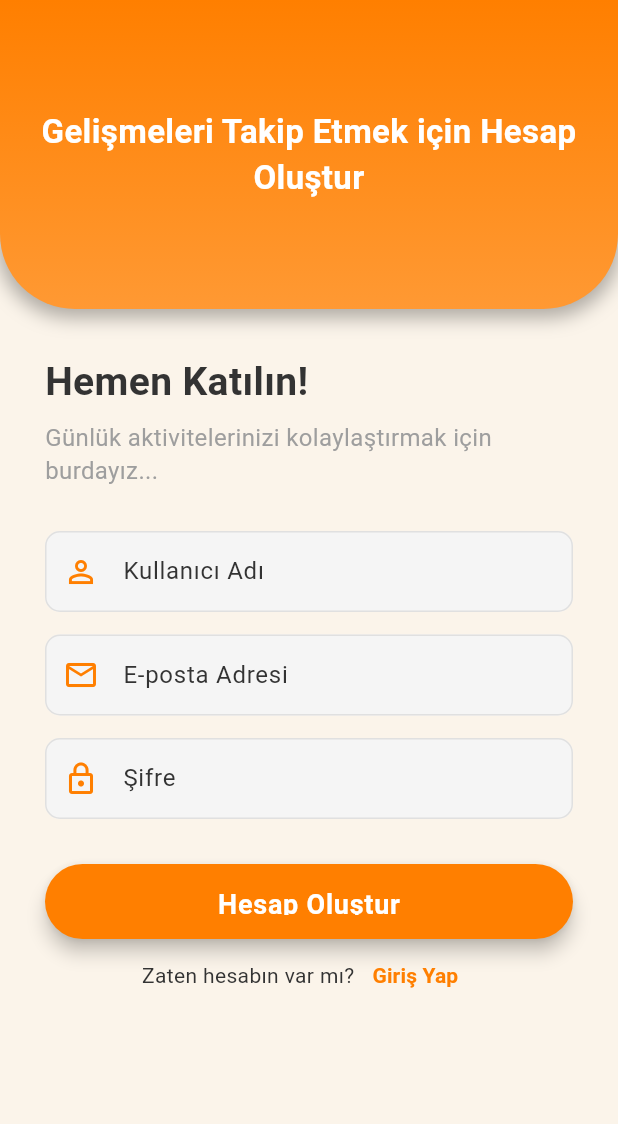
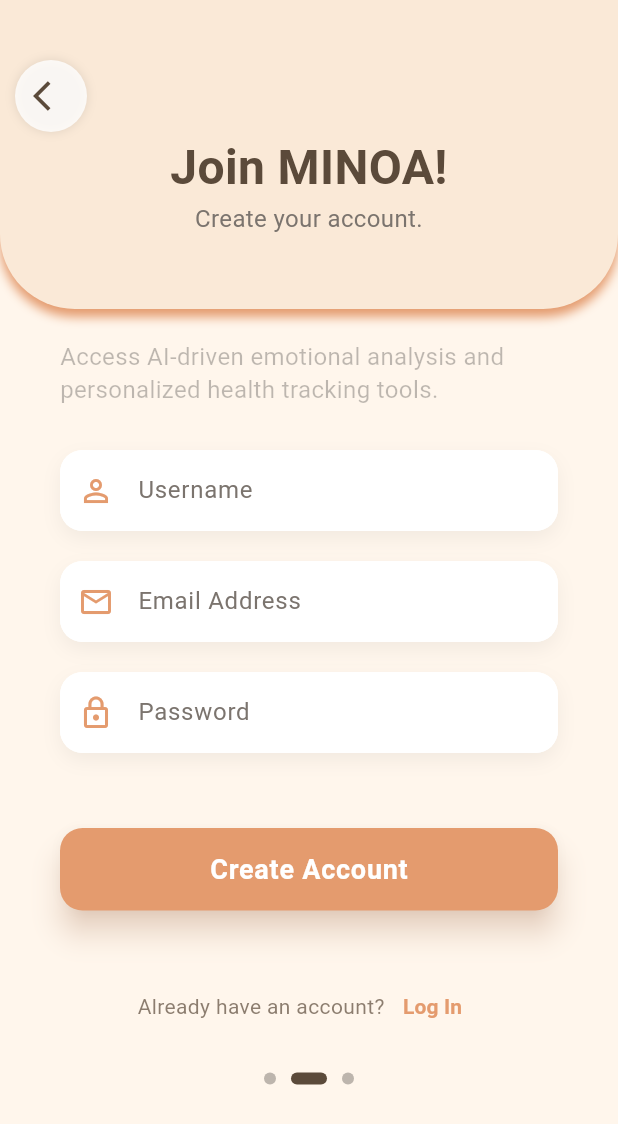
Before and after one commit to MerveSevim44/health-tracking-system, a Flutter app: the RegisterScreen screen opened by its route, on a phone screen of 412 x 824 dp. Shown: the top 1124 px of the screen. Run offline on Flutter 3.47's test engine with Material 3 defaults, Android fonts, the phone set to English and light mode, and no system bars; our stand-ins replace firebase_auth, firebase_core, firebase_database, fl_chart, shared_preferences; accounts and stored records are empty.

Commit message:
Refactor registration screen with new UI elements
Updated colors and added sliding form effect with page indicators. Improved registration button and log in link functionality.

```diff
--- a/lib/screens/register_screen.dart
+++ b/lib/screens/register_screen.dart
@@ -1,17 +1,16 @@
-// 📁 lib/screens/register_screen.dart
+// 📁 lib/screens/register_screen.dart (Basit Metin Eklenmiş Versiyon)
 
 import 'package:flutter/material.dart';
 import '../services/auth_service.dart';
-import '../theme/curved_app_bar.dart'; // CurvedAppBar importu
-import 'login_screen.dart';
 
-// Ana uygulama renkleri (Turuncu Tema)
-const Color primaryOrange = Color(0xFFFF7F00);
-const Color secondaryOrange = Color(0xFFFF9933);
-const Color accentOrange = Color(0xFFFF7F00);
+// 🎨 ANA UYGULAMA RENK PALETİ
+const Color primaryOrange = Color(0xFFE49B6E); // Soft Orange
+const Color backgroundBeige = Color(0xFFFFF6EC); // Background Beige
+const Color darkTextColor = Color(0xFF5B4A3A); // Dark Text/Brown
+const Color lightSecondaryTextColor = Color(0xFF7B746E); // Light Secondary Text Color
 const Color white = Colors.white;
-const Color darkGrey = Color(0xFF333333);
-const Color backgroundBeige = Color(0xFFFBF4EA);
+const Color headerBackgroundColor = Color(0xFFFAE9D7); // Başlık Arka Plan Rengi
+
 
 
 class RegisterScreen extends StatefulWidget {
@@ -29,6 +28,35 @@ class _RegisterScreenState extends State<RegisterScreen> {
   final AuthService _authService = AuthService();
   bool _isLoading = false;
 
+  final int _currentPage = 1;
+  final int _totalPages = 3;
+
+  // ... (Page Indicator Functions ve diğer metotlar aynı kalır) ...
+  Widget _buildPageIndicator() {
+    List<Widget> list = [];
+    for (int i = 0; i < _totalPages; i++) {
+      list.add(_indicator(i == _currentPage));
+    }
+    return Row(
+      mainAxisAlignment: MainAxisAlignment.center,
+      children: list,
+    );
+  }
+
+  Widget _indicator(bool isActive) {
+    return AnimatedContainer(
+      duration: const Duration(milliseconds: 150),
+      margin: const EdgeInsets.symmetric(horizontal: 5.0),
+      height: 8.0,
+      width: isActive ? 24.0 : 8.0,
+      decoration: BoxDecoration(
+        color: isActive ? darkTextColor : lightSecondaryTextColor.withOpacity(0.5),
+        borderRadius: BorderRadius.circular(5),
+      ),
+    );
+  }
+  // -----------------------------------------------------------
+
   @override
   void dispose() {
     _usernameController.dispose();
@@ -37,76 +65,143 @@ class _RegisterScreenState extends State<RegisterScreen> {
     super.dispose();
   }
 
-  // 🌟 Kayıt İşlemi Fonksiyonu (Realtime DB'ye yazar)
   Future<void> _registerUser() async {
-    setState(() {
-      _isLoading = true;
-    });
-
+    setState(() { _isLoading = true; });
     try {
-      // İş mantığını servise devret
       await _authService.registerUser(
         username: _usernameController.text,
         email: _emailController.text,
         password: _passwordController.text,
       );
-
-      // Başarılı yönlendirme ve geri bildirim
       if (mounted) {
         ScaffoldMessenger.of(context).showSnackBar(
-          const SnackBar(
-            content: Text('Kayıt başarılı! Giriş sayfasına yönlendiriliyorsunuz.'),
-            backgroundColor: Colors.orangeAccent,
-          ),
+          const SnackBar(content: Text('Registration successful! Redirecting to login page.'), backgroundColor: primaryOrange),
         );
-        Navigator.pushReplacement(
-          context,
-          MaterialPageRoute(builder: (context) => const LoginScreen()),
-        );
+        Navigator.pushReplacementNamed(context, '/login');
       }
-
     } catch (e) {
       if (mounted) {
         ScaffoldMessenger.of(context).showSnackBar(
-          SnackBar(content: Text(e.toString())),
+          SnackBar(content: Text(e.toString()), backgroundColor: Colors.redAccent),
         );
       }
     } finally {
       if (mounted) {
-        setState(() {
-          _isLoading = false;
-        });
+        setState(() { _isLoading = false; });
       }
     }
   }
 
 
-  // Özel Text Alanı Oluşturma Fonksiyonu (Aynı kalır)
   Widget _buildMinimalTextField(
       String label, IconData icon, bool isPassword, TextInputType keyboardType, TextEditingController controller) {
-    return TextField(
+    return Container(
+      decoration: BoxDecoration(
+        color: white,
+        borderRadius: BorderRadius.circular(15.0),
+        boxShadow: [
+          BoxShadow(
+            color: Colors.black.withOpacity(0.05),
+            blurRadius: 10,
+            offset: const Offset(0, 5),
+          ),
+        ],
+      ),
+      child: TextField(
         controller: controller,
         keyboardType: keyboardType,
         obscureText: isPassword,
-      style: const TextStyle(color: darkGrey),
+        style: const TextStyle(color: darkTextColor),
         decoration: InputDecoration(
           labelText: label,
           prefixIcon: Icon(icon, color: primaryOrange),
           filled: true,
-        fillColor: Colors.grey.shade100,
+          fillColor: white,
           enabledBorder: OutlineInputBorder(
-          borderRadius: BorderRadius.circular(10.0),
-          borderSide: BorderSide(color: Colors.grey.shade300, width: 1.0),
+            borderRadius: BorderRadius.circular(15.0),
+            borderSide: const BorderSide(color: Colors.transparent, width: 0),
           ),
           focusedBorder: OutlineInputBorder(
-          borderRadius: BorderRadius.circular(10.0),
+            borderRadius: BorderRadius.circular(15.0),
             borderSide: const BorderSide(color: primaryOrange, width: 2.0),
           ),
-        labelStyle: const TextStyle(color: darkGrey),
+          labelStyle: const TextStyle(color: lightSecondaryTextColor),
           contentPadding: const EdgeInsets.symmetric(vertical: 15.0, horizontal: 15.0),
+        ),
       ),
     );
   }
+
+  // -----------------------------------------------------------
+  // HEADER (Unchanged)
+  // -----------------------------------------------------------
+  Widget _buildHeader(BuildContext context) {
+    final size = MediaQuery.of(context).size;
+    const Color headerBackgroundColor = Color(0xFFFAE9D7);
+
+    return Container(
+      width: size.width,
+      height: size.height * 0.25,
+      decoration: BoxDecoration(
+        color: headerBackgroundColor,
+        borderRadius: const BorderRadius.only(
+          bottomLeft: Radius.circular(50),
+          bottomRight: Radius.circular(50),
+        ),
+        boxShadow: [
+          BoxShadow(
+            color: primaryOrange, // Başlık gölgesi
+            blurRadius: 5,
+            offset: Offset(0, 5),
+          ),
+        ],
+      ),
+      child: Stack(
+        children: [
+          // Back Button
+          Positioned(
+            top: 40,
+            left: 10,
+            child: Container(
+              decoration: BoxDecoration(
+                color: white.withOpacity(0.8),
+                shape: BoxShape.circle,
+                boxShadow: [
+                  BoxShadow(color: Colors.black.withOpacity(0.1), blurRadius: 5),
+                ],
+              ),
+              child: IconButton(
+                icon: Icon(Icons.arrow_back_ios, color: darkTextColor, size: 24),
+                onPressed: () => Navigator.pop(context),
+              ),
+            ),
+          ),
+          // Title Text
+          Center(
+            child: Padding(
+              padding: const EdgeInsets.only(top: 40.0),
+              child: Column(
+                mainAxisAlignment: MainAxisAlignment.center,
+                children: [
+                  Text(
+                    'Join MINOA!',
+                    textAlign: TextAlign.center,
+                    style: TextStyle(color: darkTextColor, fontSize: 32, fontWeight: FontWeight.bold),
+                  ),
+                  Text(
+                    'Create your account.',
+                    textAlign: TextAlign.center,
+                    style: TextStyle(color: lightSecondaryTextColor, fontSize: 16),
+                  ),
+                ],
+              ),
+            ),
+          ),
+        ],
+      ),
+    );
+  }
+
 
   @override
   Widget build(BuildContext context) {
@@ -115,82 +210,79 @@ class _RegisterScreenState extends State<RegisterScreen> {
       body: SingleChildScrollView(
         child: Column(
           children: [
-            // 🌟 EKLENDİ: 1. OVAL GEÇİŞLİ ÜST BAR (CurvedAppBar Kullanımı)
-            CurvedAppBar(
-              heightRatio: 0.25, // Oranı korundu
-              child: const Center(
+            _buildHeader(context),
+
+            // Sliding form effect
+            Transform.translate(
+              offset: const Offset(0, -40),
               child: Padding(
-                  padding: EdgeInsets.symmetric(horizontal: 20.0),
-                  child: Text(
-                    'Gelişmeleri Takip Etmek için Hesap Oluştur',
-                    textAlign: TextAlign.center,
-                    style: TextStyle(color: white, fontSize: 22, fontWeight: FontWeight.bold),
+                padding: const EdgeInsets.symmetric(horizontal: 40.0),
+                child: Column(
+                  crossAxisAlignment: CrossAxisAlignment.start,
+                  children: [
+
+                    // 🔥 YENİ EKLENDİ: Sade metin
+                    const SizedBox(height: 60),
+                    Text(
+                      'Access AI-driven emotional analysis and personalized health tracking tools.',
+                      style: TextStyle(color: Colors.black26, fontSize: 16),
+                      //textAlign: TextAlign.center,
                     ),
+                    const SizedBox(height: 30),
+
+
+                    // Input Fields
+                    _buildMinimalTextField('Username', Icons.person_outline, false, TextInputType.name, _usernameController),
+                    const SizedBox(height: 20),
+                    _buildMinimalTextField('Email Address', Icons.email_outlined, false, TextInputType.emailAddress, _emailController),
+                    const SizedBox(height: 20),
+                    _buildMinimalTextField('Password', Icons.lock_outline, true, TextInputType.visiblePassword, _passwordController),
+                    const SizedBox(height: 50),
+
+                    // Register Button
+                    SizedBox(
+                      width: double.infinity,
+                      height: 55,
+                      child: ElevatedButton(
+                        onPressed: _isLoading ? null : _registerUser,
+                        style: ElevatedButton.styleFrom(
+                          backgroundColor: primaryOrange,
+                          shape: RoundedRectangleBorder(borderRadius: BorderRadius.circular(15)),
+                          elevation: 8,
+                          shadowColor: primaryOrange.withOpacity(0.5),
                         ),
+                        child: _isLoading
+                            ? const CircularProgressIndicator(color: white)
+                            : const Text('Create Account',
+                            style: TextStyle(color: white, fontSize: 18, fontWeight: FontWeight.bold)),
                       ),
                     ),
 
-            // 2. KAYIT FORMU ALANI
-            Padding(
-              padding: const EdgeInsets.symmetric(horizontal: 30.0, vertical: 30.0),
-              child: Column(
-                crossAxisAlignment: CrossAxisAlignment.start,
-                children: [
-                  const Text('Hemen Katılın!', style: TextStyle(color: darkGrey, fontSize: 26, fontWeight: FontWeight.bold)),
-                  const SizedBox(height: 8),
-                  const Text('Günlük aktivitelerinizi kolaylaştırmak için burdayız...', style: TextStyle(color: Colors.grey, fontSize: 16)),
-                  const SizedBox(height: 30),
+                    const SizedBox(height: 40),
 
-                  // Kullanıcı Adı Girişi
-                  _buildMinimalTextField('Kullanıcı Adı', Icons.person_outline, false, TextInputType.name, _usernameController),
-                  const SizedBox(height: 15),
-
-                  // E-posta Girişi
-                  _buildMinimalTextField('E-posta Adresi', Icons.email_outlined, false, TextInputType.emailAddress, _emailController),
-                  const SizedBox(height: 15),
-
-                  // Şifre Girişi
-                  _buildMinimalTextField('Şifre', Icons.lock_outline, true, TextInputType.visiblePassword, _passwordController),
-                  const SizedBox(height: 30),
-
-                  // Kayıt Ol Butonu
-                  SizedBox(
-                    width: double.infinity,
-                    height: 50,
-                    child: ElevatedButton(
-                      onPressed: _isLoading ? null : _registerUser,
-                      style: ElevatedButton.styleFrom(
-                        backgroundColor: accentOrange,
-                        shape: RoundedRectangleBorder(borderRadius: BorderRadius.circular(30)),
-                        elevation: 5,
-                      ),
-                      child: _isLoading
-                          ? const CircularProgressIndicator(color: white)
-                          : const Text('Hesap Oluştur', style: TextStyle(color: white, fontSize: 18, fontWeight: FontWeight.bold)),
-                    ),
-                  ),
-
-                  // Giriş Yap Text Butonu
+                    // Log In Link
                     Row(
                       mainAxisAlignment: MainAxisAlignment.center,
                       children: [
-                      const Text('Zaten hesabın var mı?', style: TextStyle(color: darkGrey)),
+                        Text('Already have an account?', style: TextStyle(color: darkTextColor.withOpacity(0.7))),
                         TextButton(
                           onPressed: () {
-                          Navigator.pushReplacement(
-                            context,
-                            MaterialPageRoute(builder: (context) => const LoginScreen()),
-                          );
+                            Navigator.pushNamed(context, '/login');
                           },
-                        child: const Text(
-                          'Giriş Yap',
+                          child: Text(
+                            'Log In',
                             style: TextStyle(color: primaryOrange, fontWeight: FontWeight.bold),
                           ),
                         ),
                       ],
                     ),
-                  const SizedBox(height: 10),
+
+                    // Page Indicator
+                    const SizedBox(height: 20),
+                    _buildPageIndicator(),
+                    const SizedBox(height: 20),
                   ],
+                ),
               ),
             ),
           ],
```
Lines whose indentation alone changed are shown as unchanged.
